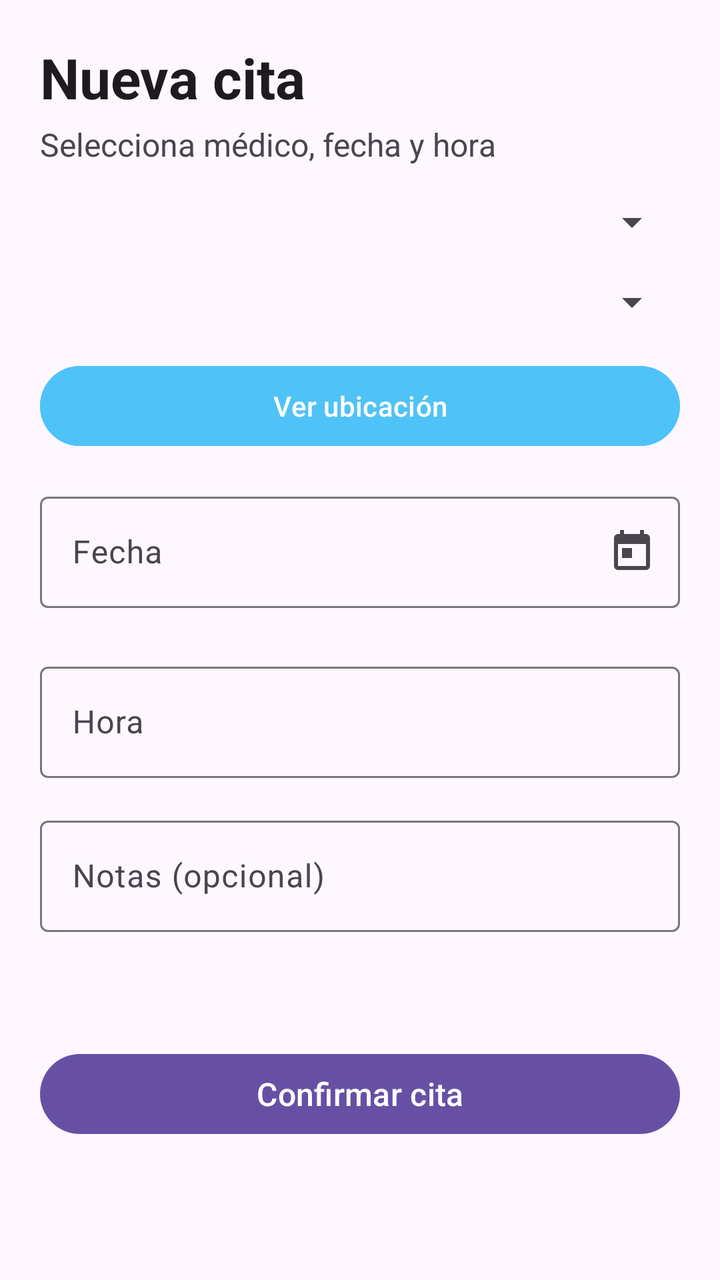
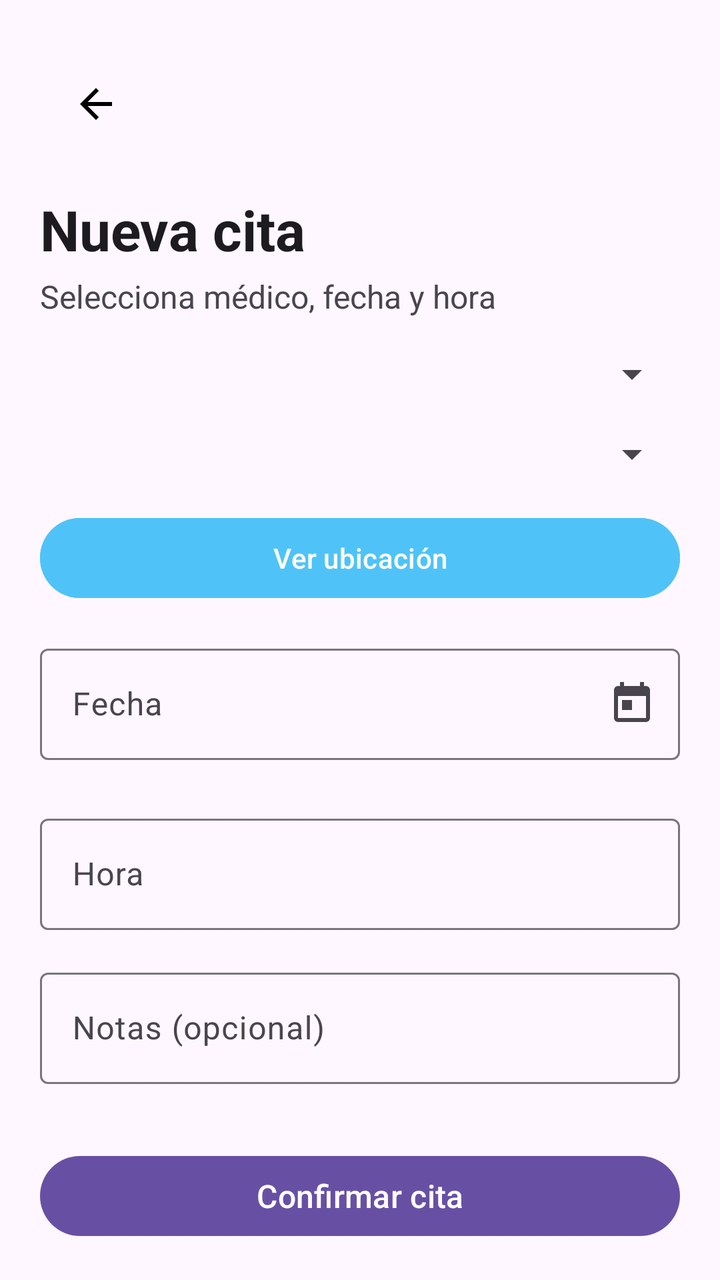

Compare the two renders of this Android layout. The source of the first and the diff that turns it into the second are given below.
<!-- AndroidManifest.xml: application theme Theme.AppMedicosCarlos -->
<!-- res/layout/activity_new_appointment.xml -->
<?xml version="1.0" encoding="utf-8"?>
<androidx.core.widget.NestedScrollView
    xmlns:android="http://schemas.android.com/apk/res/android"
    xmlns:app="http://schemas.android.com/apk/res-auto"
    android:layout_width="match_parent"
    android:layout_height="match_parent"
    android:fillViewport="true">

    <androidx.constraintlayout.widget.ConstraintLayout
        android:layout_width="match_parent"
        android:layout_height="wrap_content"
        android:padding="20dp"
        android:background="?android:attr/colorBackground">

        <TextView
            android:id="@+id/tvTitle"
            android:layout_width="0dp"
            android:layout_height="wrap_content"
            android:text="Nueva cita"
            android:textSize="28sp"
            android:textStyle="bold"
            android:textColor="?attr/colorOnSurface"
            app:layout_constraintTop_toTopOf="parent"
            app:layout_constraintStart_toStartOf="parent"
            app:layout_constraintEnd_toEndOf="parent" />

        <TextView
            android:id="@+id/tvSubtitle"
            android:layout_width="0dp"
            android:layout_height="wrap_content"
            android:text="Selecciona médico, fecha y hora"
            android:textSize="16sp"
            android:textColor="?attr/colorOnSurfaceVariant"
            app:layout_constraintTop_toBottomOf="@id/tvTitle"
            app:layout_constraintStart_toStartOf="parent"
            app:layout_constraintEnd_toEndOf="parent"
            android:layout_marginTop="4dp" />

        

        <Spinner
            android:id="@+id/spinnerDoctor"
            android:layout_width="0dp"
            android:layout_height="wrap_content"
            android:layout_marginTop="16dp"
            app:layout_constraintTop_toBottomOf="@id/tvSubtitle"
            app:layout_constraintStart_toStartOf="parent"
            app:layout_constraintEnd_toEndOf="parent" />

        
        <Spinner
            android:id="@+id/spinnerPatient"
            android:layout_width="0dp"
            android:layout_height="wrap_content"
            android:layout_marginTop="16dp"
            app:layout_constraintTop_toBottomOf="@id/spinnerDoctor"
            app:layout_constraintStart_toStartOf="parent"
            app:layout_constraintEnd_toEndOf="parent" />

        
        <com.google.android.material.button.MaterialButton
            android:id="@+id/btnShowLocation"
            android:layout_width="0dp"
            android:layout_height="wrap_content"
            android:layout_marginTop="16dp"
            android:text="Ver ubicación"
            android:backgroundTint="@color/primary_500"
            android:textColor="@android:color/white"
            app:layout_constraintTop_toBottomOf="@id/spinnerPatient"
            app:layout_constraintStart_toStartOf="parent"
            app:layout_constraintEnd_toEndOf="parent"/>

        <com.google.android.material.textfield.TextInputLayout
            android:id="@+id/tilDate"
            android:layout_width="0dp"
            android:layout_height="wrap_content"
            android:layout_marginTop="16dp"
            android:hint="Fecha"
            app:endIconMode="custom"
            app:endIconDrawable="@drawable/ic_calendar"
            app:layout_constraintTop_toBottomOf="@id/btnShowLocation"
            app:layout_constraintStart_toStartOf="parent"
            app:layout_constraintEnd_toEndOf="parent">

            <com.google.android.material.textfield.TextInputEditText
                android:id="@+id/etDate"
                android:layout_width="match_parent"
                android:layout_height="wrap_content"
                android:focusable="false"
                android:clickable="true" />
        </com.google.android.material.textfield.TextInputLayout>

        
        <com.google.android.material.chip.ChipGroup
            android:id="@+id/chipGroupHours"
            android:layout_width="0dp"
            android:layout_height="wrap_content"
            android:layout_marginTop="8dp"
            app:chipSpacing="8dp"
            app:singleSelection="true"
            app:selectionRequired="false"
            app:layout_constraintTop_toBottomOf="@id/tilDate"
            app:layout_constraintStart_toStartOf="parent"
            app:layout_constraintEnd_toEndOf="parent" />

        <com.google.android.material.textfield.TextInputLayout
            android:id="@+id/tilTime"
            android:layout_width="0dp"
            android:layout_height="wrap_content"
            android:layout_marginTop="16dp"
            android:hint="Hora"
            app:endIconMode="custom"
            app:layout_constraintTop_toBottomOf="@id/chipGroupHours"
            app:layout_constraintStart_toStartOf="parent"
            app:layout_constraintEnd_toEndOf="parent">

            <com.google.android.material.textfield.TextInputEditText
                android:id="@+id/etTime"
                android:layout_width="match_parent"
                android:layout_height="wrap_content"
                android:focusable="false"
                android:clickable="true" />
        </com.google.android.material.textfield.TextInputLayout>

        <com.google.android.material.textfield.TextInputLayout
            android:id="@+id/tilNotes"
            android:layout_width="0dp"
            android:layout_height="wrap_content"
            android:layout_marginTop="16dp"
            android:hint="Notas (opcional)"
            app:layout_constraintTop_toBottomOf="@id/tilTime"
            app:layout_constraintStart_toStartOf="parent"
            app:layout_constraintEnd_toEndOf="parent">

            <com.google.android.material.textfield.TextInputEditText
                android:id="@+id/etNotes"
                android:layout_width="match_parent"
                android:layout_height="wrap_content"
                android:inputType="textMultiLine"
                android:maxLines="3" />
        </com.google.android.material.textfield.TextInputLayout>

        <com.google.android.material.button.MaterialButton
            android:id="@+id/btnConfirm"
            android:layout_width="0dp"
            android:layout_height="wrap_content"
            android:layout_marginTop="32dp"
            android:layout_marginBottom="24dp"
            android:text="Confirmar cita"
            android:textSize="16sp"
            app:layout_constraintTop_toBottomOf="@id/tilNotes"
            app:layout_constraintBottom_toBottomOf="parent"
            app:layout_constraintStart_toStartOf="parent"
            app:layout_constraintEnd_toEndOf="parent" />

    </androidx.constraintlayout.widget.ConstraintLayout>
</androidx.core.widget.NestedScrollView>
<!-- resources referenced by this layout -->
<resources>
  <color name="primary_500">#4FC3F7</color>
  <!-- drawable ic_calendar (drawable) -->
  <vector xmlns:android="http://schemas.android.com/apk/res/android"
      android:width="24dp"
      android:height="24dp"
      android:viewportWidth="24"
      android:viewportHeight="24"
      android:tint="?attr/colorOnSurface">
      <path
          android:fillColor="@android:color/white"
          android:pathData="M19,3h-1L18,1h-2v2L8,3L8,1L6,1v2L5,3c-1.1,0 -2,0.9 -2,2v14c0,1.1 0.9,2 2,2h14c1.1,0 2,-0.9 2,-2L21,5c0,-1.1 -0.9,-2 -2,-2zM19,19L5,19L5,8h14v11zM7,10h5v5L7,15z"/>
  </vector>
  <style name="Theme.AppMedicosCarlos" parent="Base.Theme.AppMedicosCarlos" />
  <style name="Base.Theme.AppMedicosCarlos" parent="Theme.Material3.DayNight.NoActionBar">
          
          
      </style>
</resources>

<!-- the commit's change to res/layout/activity_new_appointment.xml (unified diff, before → after) -->
@@ -12,6 +12,16 @@
         android:padding="20dp"
         android:background="?android:attr/colorBackground">
 
+        <com.google.android.material.appbar.MaterialToolbar
+            android:id="@+id/topAppBar"
+            android:layout_width="0dp"
+            android:layout_height="wrap_content"
+            android:background="@android:color/transparent"
+            app:navigationIcon="@drawable/ic_arrow_back"
+            app:layout_constraintTop_toTopOf="parent"
+            app:layout_constraintStart_toStartOf="parent"
+            app:layout_constraintEnd_toEndOf="parent" />
+
         <TextView
             android:id="@+id/tvTitle"
             android:layout_width="0dp"
@@ -20,9 +30,10 @@
             android:textSize="28sp"
             android:textStyle="bold"
             android:textColor="?attr/colorOnSurface"
-            app:layout_constraintTop_toTopOf="parent"
+            app:layout_constraintTop_toBottomOf="@id/topAppBar"
             app:layout_constraintStart_toStartOf="parent"
-            app:layout_constraintEnd_toEndOf="parent" />
+            app:layout_constraintEnd_toEndOf="parent"
+            android:layout_marginTop="12dp"/>
 
         <TextView
             android:id="@+id/tvSubtitle"
@@ -36,8 +47,6 @@
             app:layout_constraintEnd_toEndOf="parent"
             android:layout_marginTop="4dp" />
 
-        
-
         <Spinner
             android:id="@+id/spinnerDoctor"
             android:layout_width="0dp"
@@ -47,7 +56,6 @@
             app:layout_constraintStart_toStartOf="parent"
             app:layout_constraintEnd_toEndOf="parent" />
 
-        
         <Spinner
             android:id="@+id/spinnerPatient"
             android:layout_width="0dp"
@@ -57,7 +65,6 @@
             app:layout_constraintStart_toStartOf="parent"
             app:layout_constraintEnd_toEndOf="parent" />
 
-        
         <com.google.android.material.button.MaterialButton
             android:id="@+id/btnShowLocation"
             android:layout_width="0dp"
@@ -90,7 +97,6 @@
                 android:clickable="true" />
         </com.google.android.material.textfield.TextInputLayout>
 
-        
         <com.google.android.material.chip.ChipGroup
             android:id="@+id/chipGroupHours"
             android:layout_width="0dp"
<!-- resource entries referenced after the edit -->
@@ -1,6 +1,17 @@
 <!-- resources referenced by this layout -->
 <resources>
   <color name="primary_500">#4FC3F7</color>
+  <!-- drawable ic_arrow_back (drawable) -->
+  <vector xmlns:android="http://schemas.android.com/apk/res/android"
+      android:width="24dp"
+      android:height="24dp"
+      android:viewportWidth="24"
+      android:viewportHeight="24">
+  
+      <path
+          android:fillColor="@android:color/black"
+          android:pathData="M20,11H7.83l5.59,-5.59L12,4l-8,8 8,8 1.41,-1.41L7.83,13H20v-2z"/>
+  </vector>
   <!-- drawable ic_calendar (drawable) -->
   <vector xmlns:android="http://schemas.android.com/apk/res/android"
       android:width="24dp"
